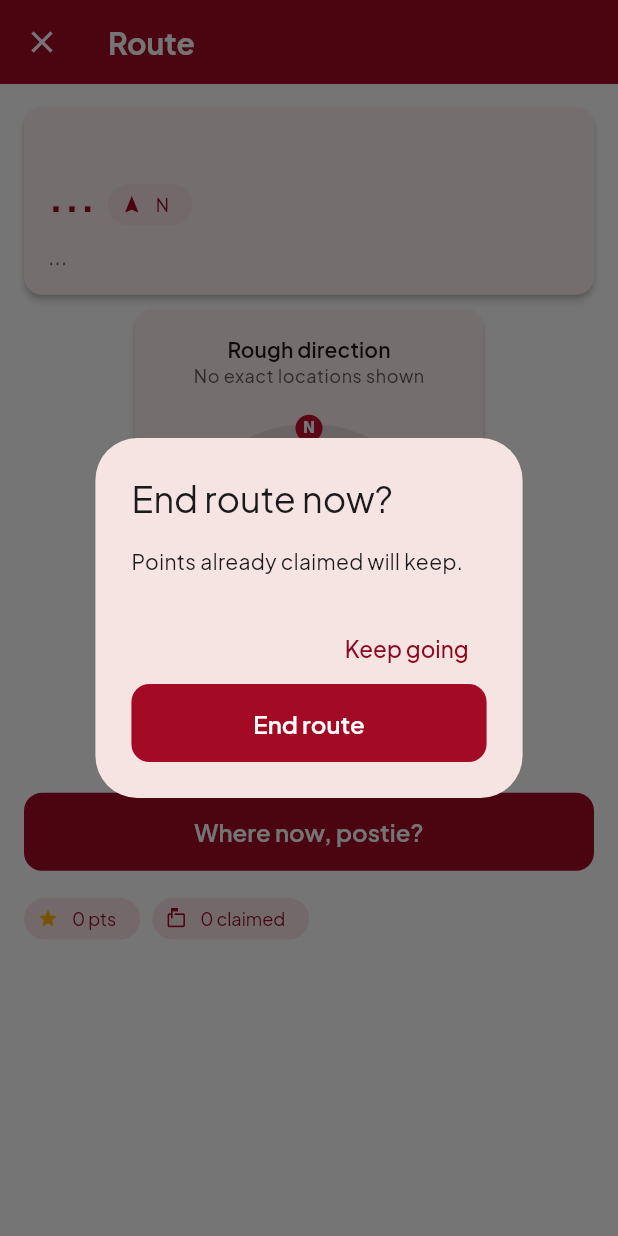
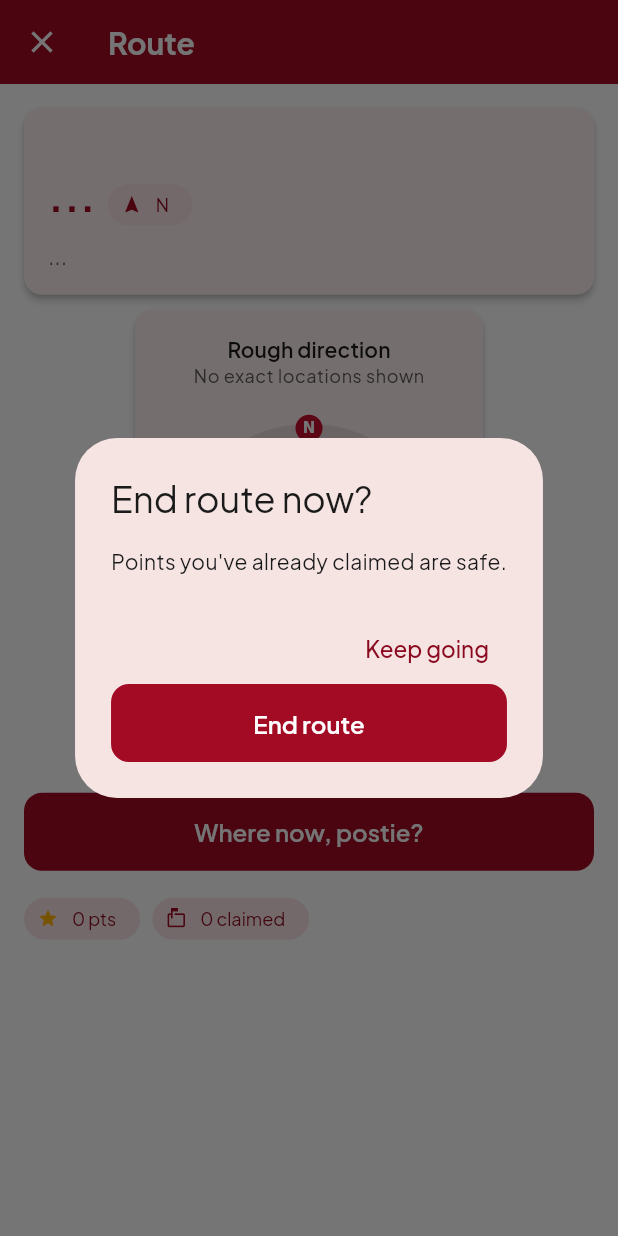
Before and after one commit to code418/postbox_game, a Flutter app: the LiveRouteScreen screen opened directly with empty values, after a tap on the "close" icon, on a phone screen of 412 x 824 dp. Run offline on Flutter 3.47's test engine with Material 3 defaults, Android fonts, the phone set to English and light mode, and no system bars; our stand-ins replace animated_text_kit, bloc, cloud_firestore, cloud_functions, confetti, equatable and 22 more; missing offline and left inert: exif, firebase_app_check, home_widget; accounts and stored records are empty.

Commit message:
fix(route): clarify awkward abandon-dialog copy
"Points already claimed will keep." reads as a missing-word typo
("keep" used intransitively). Reword to "Points you've already
claimed are safe." and update the widget test that pins the string.

Co-Authored-By: Claude Opus 4.8 <noreply@anthropic.com>

```diff
--- a/lib/route/live_route_screen.dart
+++ b/lib/route/live_route_screen.dart
@@ -550,7 +550,7 @@ class _LiveRouteScreenState extends State<LiveRouteScreen> {
       context: context,
       builder: (ctx) => AlertDialog(
         title: const Text('End route now?'),
-        content: const Text('Points already claimed will keep.'),
+        content: const Text("Points you've already claimed are safe."),
         actions: [
           TextButton(
             onPressed: () => Navigator.of(ctx).pop(false),
```
Also changed, not shown: 1 other file.
